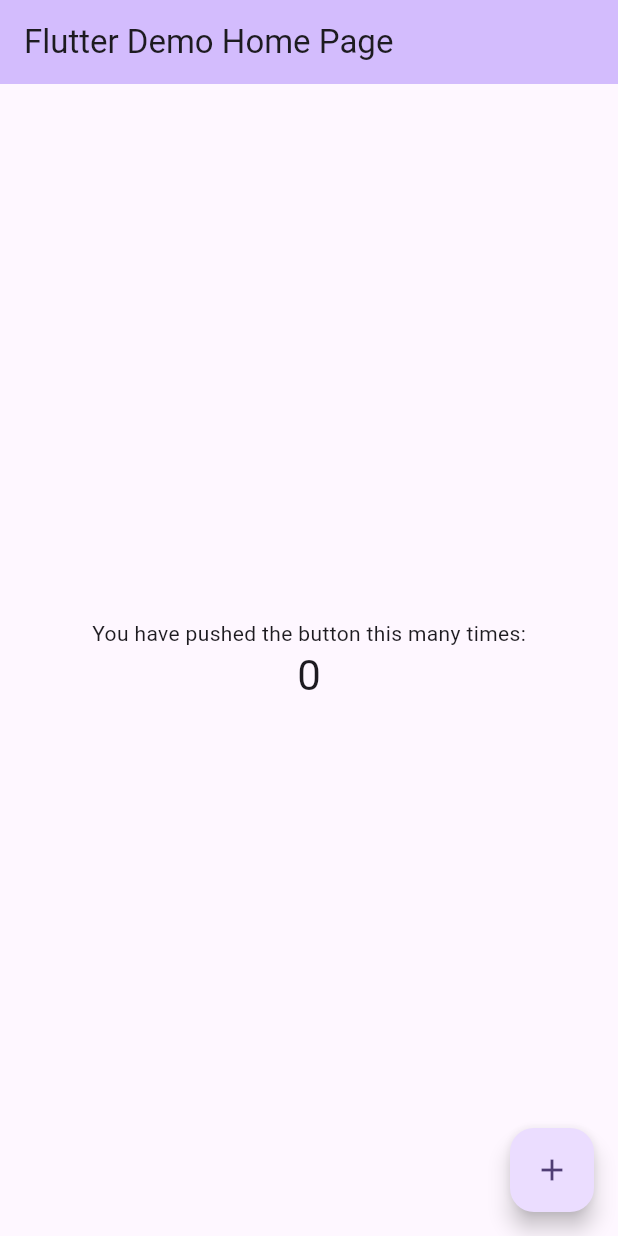
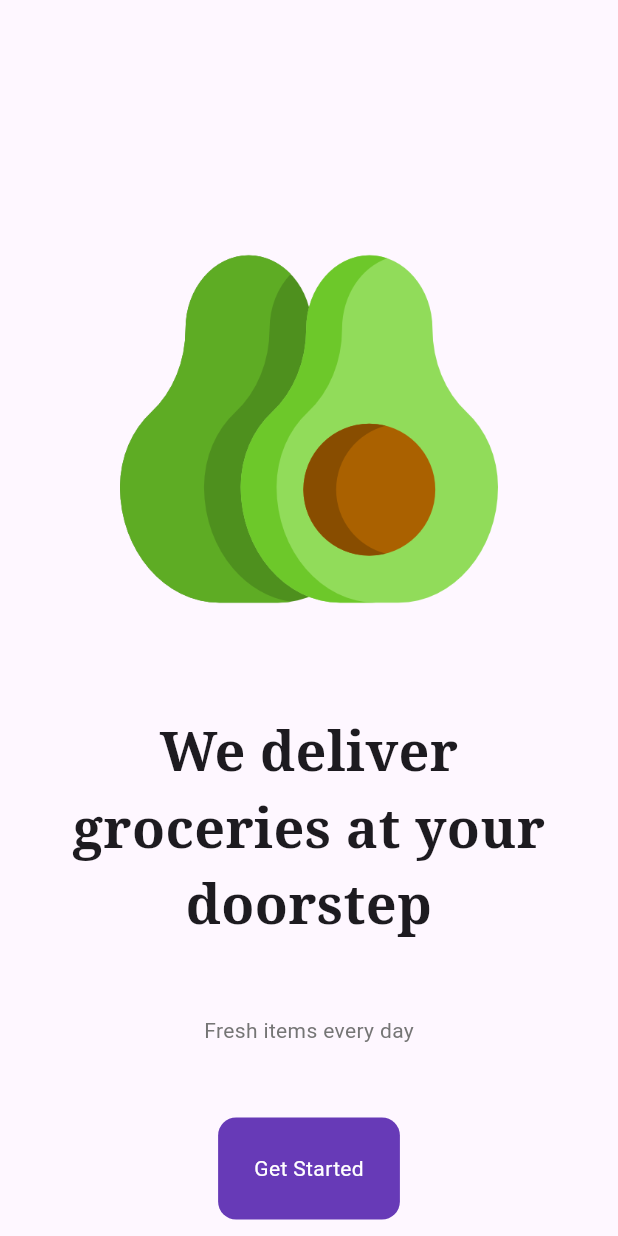
Before and after one commit to Yellowweii/Flutter-Learning, a Flutter app: the screen it shows after launch, on a phone screen of 412 x 824 dp. Run offline on Flutter 3.47's test engine with Material 3 defaults, Android fonts, the phone set to English and light mode, and no system bars; our stand-ins replace flutter_slidable, flutter_spinkit, google_fonts, hive, hive_flutter; accounts and stored records are empty.

Commit message:
finish some functions of the projec (#14)
* finish the world_time demo

* finish some function of the project

* little change

* finish the world_time project

* init the project

* finish some functions of the project

* finish the project

* refresh the branch

* init the project

* little change

* finish the todoApp

* init the project

* finish some functions of the project

```diff
--- a/Ecommerce_app/lib/main.dart
+++ b/Ecommerce_app/lib/main.dart
@@ -1,125 +1,19 @@
+import 'package:ecommerce_app/pages/cart_page.dart';
+import 'package:ecommerce_app/pages/home_page.dart';
+import 'package:ecommerce_app/pages/intro_page.dart';
 import 'package:flutter/material.dart';
+import 'model/cart_model.dart';
+import 'package:provider/provider.dart';
 
 void main() {
-  runApp(const MyApp());
+  runApp(ChangeNotifierProvider(
+      create: (context) => CartModel(),
+      child: MaterialApp(
+          debugShowCheckedModeBanner: false,
+          home: IntroPage(),
+          routes: {
+            '/intro': (context) => IntroPage(),
+            '/home': (context) => HomePage(),
+            '/cart': (context) => CartPage(),
+          })));
 }
-
-class MyApp extends StatelessWidget {
-  const MyApp({super.key});
-
-  // This widget is the root of your application.
-  @override
-  Widget build(BuildContext context) {
-    return MaterialApp(
-      title: 'Flutter Demo',
-      theme: ThemeData(
-        // This is the theme of your application.
-        //
-        // TRY THIS: Try running your application with "flutter run". You'll see
-        // the application has a purple toolbar. Then, without quitting the app,
-        // try changing the seedColor in the colorScheme below to Colors.green
-        // and then invoke "hot reload" (save your changes or press the "hot
-        // reload" button in a Flutter-supported IDE, or press "r" if you used
-        // the command line to start the app).
-        //
-        // Notice that the counter didn't reset back to zero; the application
-        // state is not lost during the reload. To reset the state, use hot
-        // restart instead.
-        //
-        // This works for code too, not just values: Most code changes can be
-        // tested with just a hot reload.
-        colorScheme: ColorScheme.fromSeed(seedColor: Colors.deepPurple),
-        useMaterial3: true,
-      ),
-      home: const MyHomePage(title: 'Flutter Demo Home Page'),
-    );
-  }
-}
-
-class MyHomePage extends StatefulWidget {
-  const MyHomePage({super.key, required this.title});
-
-  // This widget is the home page of your application. It is stateful, meaning
-  // that it has a State object (defined below) that contains fields that affect
-  // how it looks.
-
-  // This class is the configuration for the state. It holds the values (in this
-  // case the title) provided by the parent (in this case the App widget) and
-  // used by the build method of the State. Fields in a Widget subclass are
-  // always marked "final".
-
-  final String title;
-
-  @override
-  State<MyHomePage> createState() => _MyHomePageState();
-}
-
-class _MyHomePageState extends State<MyHomePage> {
-  int _counter = 0;
-
-  void _incrementCounter() {
-    setState(() {
-      // This call to setState tells the Flutter framework that something has
-      // changed in this State, which causes it to rerun the build method below
-      // so that the display can reflect the updated values. If we changed
-      // _counter without calling setState(), then the build method would not be
-      // called again, and so nothing would appear to happen.
-      _counter++;
-    });
-  }
-
-  @override
-  Widget build(BuildContext context) {
-    // This method is rerun every time setState is called, for instance as done
-    // by the _incrementCounter method above.
-    //
-    // The Flutter framework has been optimized to make rerunning build methods
-    // fast, so that you can just rebuild anything that needs updating rather
-    // than having to individually change instances of widgets.
-    return Scaffold(
-      appBar: AppBar(
-        // TRY THIS: Try changing the color here to a specific color (to
-        // Colors.amber, perhaps?) and trigger a hot reload to see the AppBar
-        // change color while the other colors stay the same.
-        backgroundColor: Theme.of(context).colorScheme.inversePrimary,
-        // Here we take the value from the MyHomePage object that was created by
-        // the App.build method, and use it to set our appbar title.
-        title: Text(widget.title),
-      ),
-      body: Center(
-        // Center is a layout widget. It takes a single child and positions it
-        // in the middle of the parent.
-        child: Column(
-          // Column is also a layout widget. It takes a list of children and
-          // arranges them vertically. By default, it sizes itself to fit its
-          // children horizontally, and tries to be as tall as its parent.
-          //
-          // Column has various properties to control how it sizes itself and
-          // how it positions its children. Here we use mainAxisAlignment to
-          // center the children vertically; the main axis here is the vertical
-          // axis because Columns are vertical (the cross axis would be
-          // horizontal).
-          //
-          // TRY THIS: Invoke "debug painting" (choose the "Toggle Debug Paint"
-          // action in the IDE, or press "p" in the console), to see the
-          // wireframe for each widget.
-          mainAxisAlignment: MainAxisAlignment.center,
-          children: <Widget>[
-            const Text(
-              'You have pushed the button this many times:',
-            ),
-            Text(
-              '$_counter',
-              style: Theme.of(context).textTheme.headlineMedium,
-            ),
-          ],
-        ),
-      ),
-      floatingActionButton: FloatingActionButton(
-        onPressed: _incrementCounter,
-        tooltip: 'Increment',
-        child: const Icon(Icons.add),
-      ), // This trailing comma makes auto-formatting nicer for build methods.
-    );
-  }
-}
--- /dev/null
+++ b/Ecommerce_app/lib/pages/intro_page.dart
@@ -0,0 +1,63 @@
+import 'package:flutter/material.dart';
+import 'package:google_fonts/google_fonts.dart';
+
+class IntroPage extends StatelessWidget {
+  const IntroPage({super.key});
+
+  @override
+  Widget build(BuildContext context) {
+    return Scaffold(
+        body: Column(children: [
+      // logo
+      Padding(
+        padding: const EdgeInsets.fromLTRB(80.0, 160.0, 80.0, 40.0),
+        child: Image.asset("assets/avocado.png"),
+      ),
+      //we deliver groceries at your doorstep
+      Padding(
+        padding: const EdgeInsets.all(24.0),
+        child: Text(
+          "We deliver groceries at your doorstep",
+          style: GoogleFonts.notoSerif(
+            fontSize: 36.0,
+            fontWeight: FontWeight.bold,
+          ),
+          textAlign: TextAlign.center,
+        ),
+      ),
+
+      SizedBox(
+        height: 24.0,
+      ),
+
+      //fresh items every day
+      Text(
+        "Fresh items every day",
+        style: TextStyle(
+          color: Colors.grey[600],
+        ),
+      ),
+
+      SizedBox(
+        height: 48.0,
+      ),
+      // get started button
+      GestureDetector(
+        onTap: () {
+          Navigator.pushReplacementNamed(context, '/home');
+        },
+        child: Container(
+          decoration: BoxDecoration(
+            color: Colors.deepPurple,
+            borderRadius: BorderRadius.circular(12.0),
+          ),
+          padding: EdgeInsets.all(24.0),
+          child: Text(
+            "Get Started",
+            style: TextStyle(color: Colors.white),
+          ),
+        ),
+      )
+    ]));
+  }
+}
```
Also changed, not shown: Ecommerce_app/lib/components/grocery_item_tile.dart (added, +50 -0 lines), Ecommerce_app/lib/model/cart_model.dart (added, +43 -0 lines), Ecommerce_app/lib/pages/cart_page.dart (added, +116 -0 lines), Ecommerce_app/lib/pages/home_page.dart (added, +93 -0 lines), Ecommerce_app/pubspec.yaml (+4 -4 lines), Ecommerce_app/assets/avocado.png (added), Ecommerce_app/assets/banana.png (added), Ecommerce_app/assets/chicken.png (added), Ecommerce_app/assets/water.png (added), Ecommerce_app/pubspec.lock, world_time/pubspec.lock, 1 other file.
